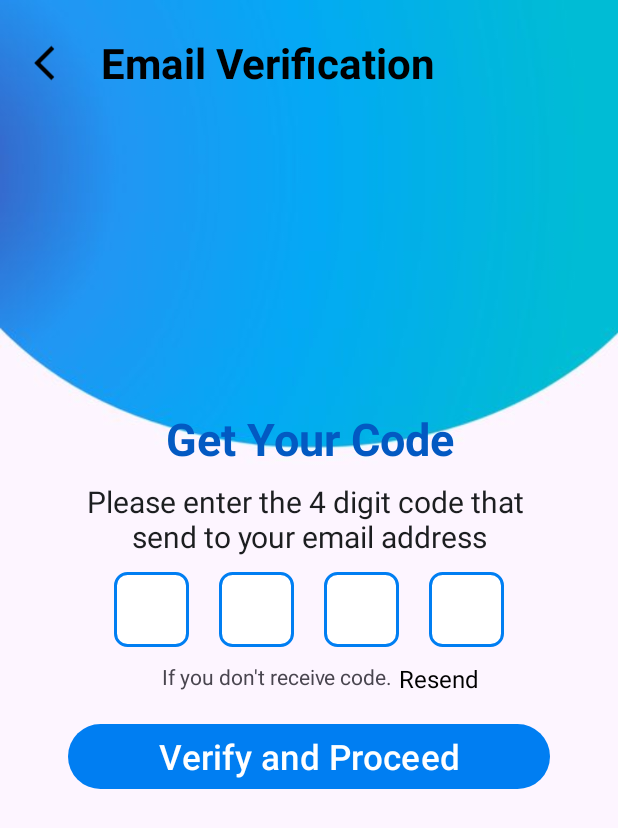
After one commit to ujjaval01/Raksha-Kawatch, an Android app: the EmailVerificationActivity screen opened directly, with no data from a screen before it, on a phone screen of 412 x 824 dp. The commit adds this screen. Shown: the top 828 px of the screen. Run offline under Robolectric (Android 15) with nearby library versions, the light colour scheme and no system bars.

Commit message:
ui pages added

```diff
--- /dev/null
+++ b/app/src/main/java/com/ui/rakshakawatch/EmailVerificationActivity.kt
@@ -0,0 +1,42 @@
+package com.ui.rakshakawatch
+
+import android.content.Intent
+import android.os.Bundle
+import android.widget.Button
+import android.widget.ImageView
+import android.widget.TextView
+import androidx.activity.enableEdgeToEdge
+import androidx.appcompat.app.AppCompatActivity
+import androidx.core.view.ViewCompat
+import androidx.core.view.WindowInsetsCompat
+
+class EmailVerificationActivity : AppCompatActivity() {
+    override fun onCreate(savedInstanceState: Bundle?) {
+        super.onCreate(savedInstanceState)
+        enableEdgeToEdge()
+        setContentView(R.layout.activity_email_verification)
+        val backBtn = findViewById<ImageView>(R.id.backArrow)
+        val resendOtp = findViewById<TextView>(R.id.resendOtp)
+        val recoverPass = findViewById<Button>(R.id.recoverPass)
+
+        ViewCompat.setOnApplyWindowInsetsListener(findViewById(R.id.main)) { v, insets ->
+            val systemBars = insets.getInsets(WindowInsetsCompat.Type.systemBars())
+            v.setPadding(systemBars.left, systemBars.top, systemBars.right, systemBars.bottom)
+            insets
+        }
+
+//        resendOtp.setOnClickListener {
+////            val intent = Intent
+//        }
+
+        backBtn.setOnClickListener{
+            val intent = Intent(this, ForgotPasswordActivity::class.java)
+            startActivity(intent)
+        }
+
+        recoverPass.setOnClickListener {
+            val intent = Intent(this, ResetPasswordActivity::class.java)
+            startActivity(intent)
+        }
+    }
+}
--- /dev/null
+++ b/app/src/main/res/color/light_purple.xml
@@ -0,0 +1,4 @@
+<?xml version="1.0" encoding="utf-8"?>
+<selector xmlns:android="http://schemas.android.com/apk/res/android">
+
+</selector>
--- /dev/null
+++ b/app/src/main/res/drawable/baseline_arrow_back_ios_new_24.xml
@@ -0,0 +1,5 @@
+<vector xmlns:android="http://schemas.android.com/apk/res/android" android:height="24dp" android:tint="#000000" android:viewportHeight="24" android:viewportWidth="24" android:width="24dp">
+
+    <path android:fillColor="@android:color/white" android:pathData="M17.77,3.77l-1.77,-1.77l-10,10l10,10l1.77,-1.77l-8.23,-8.23z"/>
+
+</vector>
--- /dev/null
+++ b/app/src/main/res/drawable/otp_box.xml
@@ -0,0 +1,16 @@
+<?xml version="1.0" encoding="utf-8"?>
+<shape xmlns:android="http://schemas.android.com/apk/res/android"
+    android:shape="rectangle">
+
+    <!-- Set Background Color -->
+    <solid android:color="#FFFFFF"/>
+
+    <!-- Add Border -->
+    <stroke android:width="2dp" android:color="@color/blue"/>
+
+    <!-- Round the Corners -->
+    <corners android:radius="8dp"/>
+
+    <!-- Add Padding (optional) -->
+    <padding android:left="10dp" android:right="10dp"/>
+</shape>
--- /dev/null
+++ b/app/src/main/res/layout/activity_email_verification.xml
@@ -0,0 +1,162 @@
+<?xml version="1.0" encoding="utf-8"?>
+<LinearLayout xmlns:android="http://schemas.android.com/apk/res/android"
+    xmlns:app="http://schemas.android.com/apk/res-auto"
+    xmlns:tools="http://schemas.android.com/tools"
+    android:id="@+id/main"
+    android:layout_width="match_parent"
+    android:layout_height="match_parent"
+    android:background="@drawable/forgot_password_bg"
+    android:orientation="vertical"
+    tools:context=".EmailVerificationActivity">
+
+
+    <androidx.appcompat.widget.Toolbar
+        android:layout_width="wrap_content"
+        android:layout_height="wrap_content"
+        android:layout_marginTop="10dp">
+        <ImageView
+            android:id="@+id/backArrow"
+            android:layout_width="27dp"
+            android:layout_height="40dp"
+            android:src="@drawable/baseline_arrow_back_ios_new_24">
+        </ImageView>
+        <TextView
+            android:layout_width="match_parent"
+            android:layout_height="wrap_content"
+            android:text="Email Verification"
+            android:textStyle="bold"
+            android:textSize="28sp"
+            android:textColor="@color/black"
+            android:layout_marginStart="40sp"/>
+
+    </androidx.appcompat.widget.Toolbar>
+
+
+
+    <TextView
+        android:layout_width="match_parent"
+        android:layout_height="wrap_content"
+        android:layout_marginTop="198dp"
+        android:gravity="center"
+        android:text="Get Your Code"
+        android:textColor="#0359C2"
+        android:textSize="30sp"
+        android:textStyle="bold"/>
+    <TextView
+        android:layout_width="match_parent"
+        android:layout_height="wrap_content"
+        android:gravity="center"
+        android:layout_marginTop="8dp"
+        android:text="@string/emailVerificationTxt"
+        android:textSize="20sp"
+        android:textColor="@color/lightBlack"/>
+
+    <LinearLayout
+        android:layout_width="wrap_content"
+        android:layout_height="wrap_content"
+        android:layout_marginTop="10dp"
+        android:layout_gravity="center"
+        android:orientation="horizontal">
+
+        <EditText
+            android:layout_width="50dp"
+            android:layout_height="50dp"
+            android:inputType="numberPassword"
+            android:gravity="center"
+            android:layout_marginEnd="20dp"
+            android:textSize="18sp"
+            android:background="@drawable/otp_box"/>
+
+        <EditText
+            android:layout_width="50dp"
+            android:layout_height="50dp"
+            android:inputType="numberPassword"
+            android:gravity="center"
+            android:layout_marginEnd="20dp"
+            android:textSize="18sp"
+            android:background="@drawable/otp_box"/>
+
+        <EditText
+            android:layout_width="50dp"
+            android:layout_height="50dp"
+            android:inputType="numberPassword"
+            android:gravity="center"
+            android:layout_marginEnd="20dp"
+            android:textSize="18sp"
+            android:background="@drawable/otp_box"/>
+
+        <EditText
+            android:layout_width="50dp"
+            android:layout_height="50dp"
+            android:inputType="numberPassword"
+            android:gravity="center"
+            android:textSize="18sp"
+            android:background="@drawable/otp_box"/>
+    </LinearLayout>
+
+    <RelativeLayout
+        android:layout_width="match_parent"
+        android:layout_height="wrap_content"
+        android:gravity="center"
+        android:layout_marginStart="15dp"
+        android:layout_marginTop="10sp"
+        android:orientation="vertical">
+
+        <TextView
+            android:layout_width="wrap_content"
+            android:layout_height="wrap_content"
+            android:gravity="center"
+            android:text="@string/emailVerificationTxt2"/>
+
+        <TextView
+            android:id="@+id/resendOtp"
+            android:layout_width="wrap_content"
+            android:layout_height="wrap_content"
+            android:gravity="center"
+            android:layout_marginStart="158dp"
+            android:textColor="@color/black"
+            android:textSize="16sp"
+            android:text="@string/resend" />
+
+
+    </RelativeLayout>
+
+
+
+
+    <com.google.android.material.textfield.TextInputLayout
+        android:layout_width="match_parent"
+        android:layout_height="wrap_content"
+        android:layout_marginHorizontal="20sp"
+        android:layout_marginVertical="5dp"
+        app:boxCornerRadiusTopStart="10dp"
+        app:boxCornerRadiusBottomStart="10dp"
+        app:boxCornerRadiusTopEnd="10dp"
+        app:boxCornerRadiusBottomEnd="10dp">
+
+        <com.google.android.material.button.MaterialButton
+            android:id="@+id/recoverPass"
+            android:layout_width="match_parent"
+            android:layout_height="wrap_content"
+            android:layout_marginHorizontal="25dp"
+            android:layout_marginVertical="10dp"
+            android:text="@string/verify_and_proceed"
+            android:textSize="23sp"
+            android:gravity="center"/>
+
+
+
+
+
+    </com.google.android.material.textfield.TextInputLayout>
+
+
+
+
+
+
+
+
+
+
+</LinearLayout>
--- a/app/src/main/res/values/colors.xml
+++ b/app/src/main/res/values/colors.xml
@@ -1,8 +1,10 @@
 <?xml version="1.0" encoding="utf-8"?>
 <resources>
     <color name="black">#FF000000</color>
+    <color name="lightBlack">#1C1E20</color>
     <color name="white">#FFFFFFFF</color>
     <color name="blue" >#007EF2</color>
     <color name="gray">#423A3A</color>
     <color name="yellow">#FFC107</color>
+    <color name="deepSky">#125D96</color>
 </resources>
--- a/app/src/main/res/values/strings.xml
+++ b/app/src/main/res/values/strings.xml
@@ -14,5 +14,12 @@
     <string name="forgot_password">Forgot password?</string>
     <string name="email">Email</string>
     <string name="phone_number">Phone Number</string>
+    <string name="emailTxt">Enter the email address associated \nwith your account</string>
+    <string name="recover_pssword">Recover Pssword</string>
+    <string name="emailVerificationTxt">Please enter the 4 digit code that \nsend to your email address</string>
+    <string name="resend">Resend</string>
+    <string name="emailVerificationTxt2">If you don\'t receive code.</string>
+    <string name="recoverPasswordTxt">Your new password must be \ndiffrent for previously used password</string>
+    <string name="verify_and_proceed">Verify and Proceed</string>
 
 </resources>
```
Also changed, not shown: app/src/main/AndroidManifest.xml (+40 -4 lines), app/src/main/java/com/ui/rakshakawatch/ForgotPasswordActivity.kt (added, +46 -0 lines), app/src/main/java/com/ui/rakshakawatch/LoginActivity.kt (+19 -3 lines), app/src/main/java/com/ui/rakshakawatch/ResetPasswordActivity.kt (added, +38 -0 lines), app/src/main/java/com/ui/rakshakawatch/SignUpActivity.kt (+8 -1 lines), app/src/main/res/layout/activity_forgot_password.xml (added, +141 -0 lines), app/src/main/res/layout/activity_login.xml (+8 -7 lines), app/src/main/res/layout/activity_reset_password.xml (added, +135 -0 lines), app/src/main/res/layout/activity_sign_up.xml (+8 -6 lines), app/src/main/res/drawable/forgot_password_bg.png (added).
